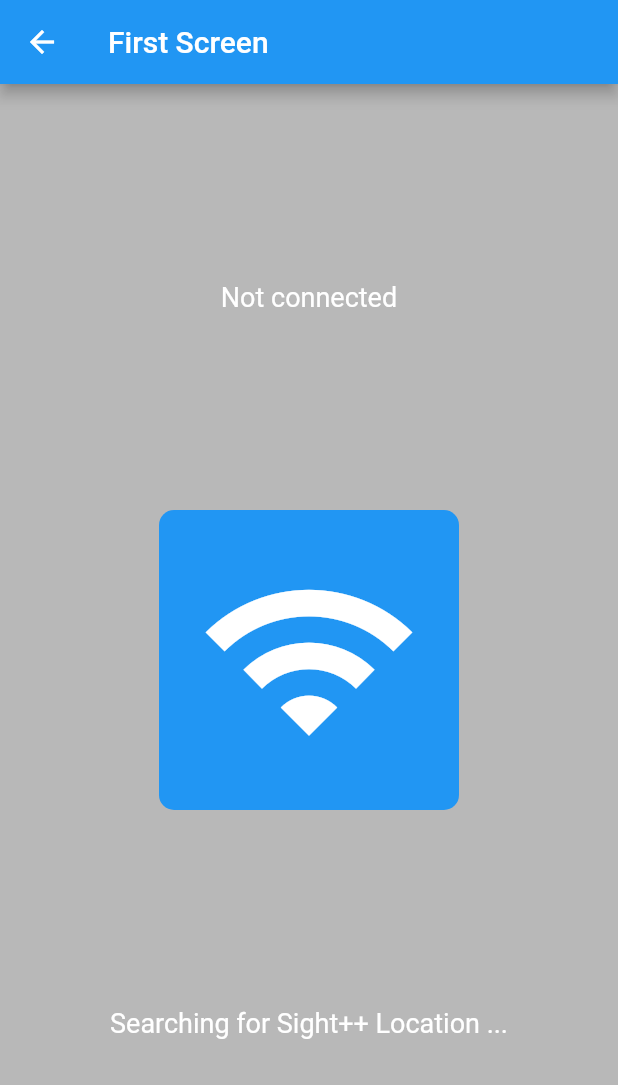
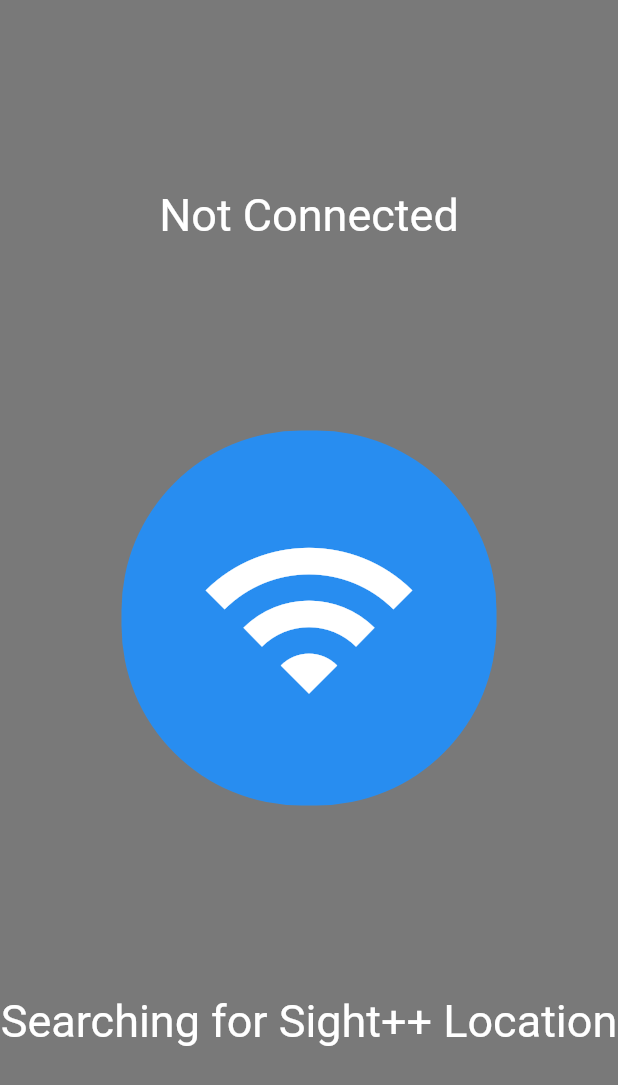
Before and after one commit to UCL-SightPlusPlus/SightPlusPlus-App, a Flutter app: the FirstScreen screen opened directly, on a phone screen of 412 x 824 dp. Shown: the top 1085 px of the screen. Run offline on Flutter 3.47's test engine with Material 2 defaults, Android fonts, the phone set to English and light mode, and no system bars; our stand-ins replace device_info, dio, flutter_local_notifications, flutter_native_timezone, rxdart, timezone; missing offline and left inert: flutter_speech, text_to_speech, wifi_iot; statements that could not run were skipped.

Commit message:
Updated 'Search Page' with updated colors and spacing.

```diff
--- a/lib/ui.dart
+++ b/lib/ui.dart
@@ -20,26 +20,31 @@ void main() {
 class FirstScreen extends StatelessWidget {
   const FirstScreen({Key? key}) : super(key: key);
 
+  final _isConnected = '';
+
+
   @override
   Widget build(BuildContext context) {
     return Scaffold(
-      backgroundColor: Color.fromARGB(100, 73, 73, 73),
-      appBar: AppBar(
-        title: const Text('First Screen'),
-      ),
+      // To go from Hex to ARGB just add '0xff' in front of the hex colour value.
+      backgroundColor: const Color(0xf5747474),
       body: Center(
         child: Column(
           mainAxisAlignment:MainAxisAlignment.spaceEvenly,
           children:[
-            const Text('Not connected', style: TextStyle(color:Colors.white,fontSize:18.0)),
             Container(
-              width:200,
-              height: 200,
+              child: const Text('Not Connected', style: TextStyle(color:Colors.white,fontSize:30.0)),
+            ),
+            Container(
+              width:250,
+              height: 250,
               decoration: const BoxDecoration(
-                color:Colors.blue,
-                borderRadius:BorderRadius.all(Radius.circular(10.0)),
+                color:Color(0xe21e90ff),
+                borderRadius:BorderRadius.all(Radius.circular(120.0)),
               ),
               child: IconButton(
+                // We could also use the is icon maybe. It's for searching.
+                // icon: const Icon(Icons.location_searching_outlined, size: 150, color:Colors.white),
                 icon: const Icon(Icons.wifi,size:150,color: Colors.white,),
                 // Within the `FirstScreen` widget
                 onPressed: () {
@@ -48,7 +53,8 @@ class FirstScreen extends StatelessWidget {
                 },
               ),
             ),
-            const Text('Searching for Sight++ Location ...',style: TextStyle(color:Colors.white,fontSize:18.0)),
+              const Text('Searching for Sight++ Location', textAlign: TextAlign.center,
+                  style: TextStyle(color:Colors.white,fontSize:30.0)),
           ],
         ),
       ),
```
